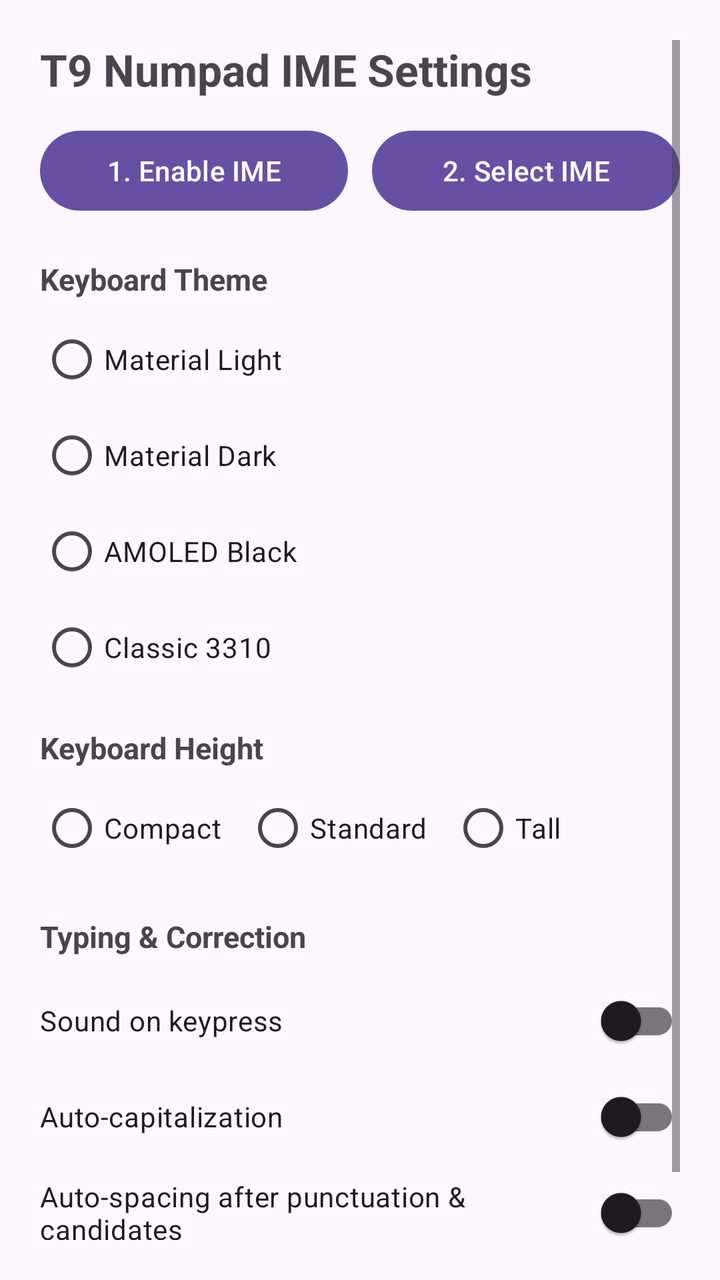
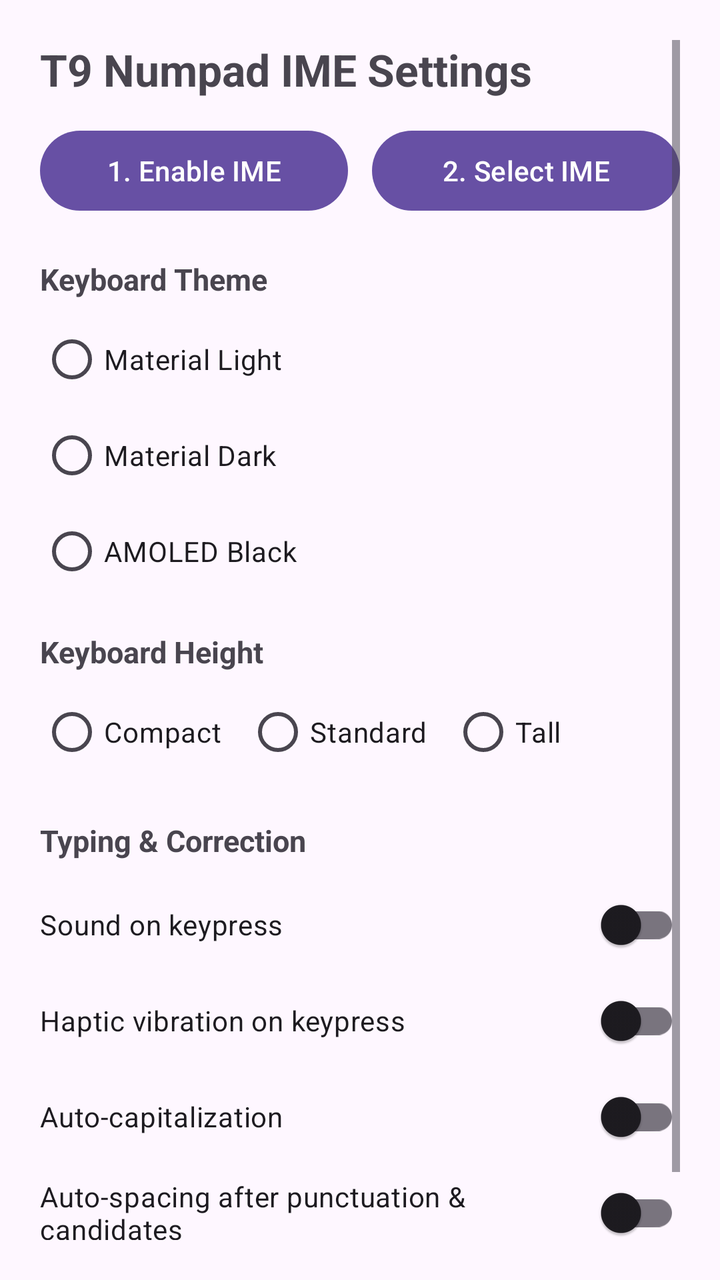

Before-and-after screenshots of an Android layout around one commit, followed by the original layout XML and the change that was made.
<!-- AndroidManifest.xml: application theme Theme.Material3.DayNight.NoActionBar -->
<!-- res/layout/activity_settings.xml -->
<?xml version="1.0" encoding="utf-8"?>
<ScrollView xmlns:android="http://schemas.android.com/apk/res/android"
    android:layout_width="match_parent"
    android:layout_height="match_parent"
    android:padding="20dp">

    <LinearLayout
        android:layout_width="match_parent"
        android:layout_height="wrap_content"
        android:orientation="vertical">

        <TextView
            android:layout_width="wrap_content"
            android:layout_height="wrap_content"
            android:text="T9 Numpad IME Settings"
            android:textSize="22sp"
            android:textStyle="bold" />

        <LinearLayout
            android:layout_width="match_parent"
            android:layout_height="wrap_content"
            android:layout_marginTop="12dp"
            android:orientation="horizontal">

            <Button
                android:id="@+id/btn_enable_ime"
                android:layout_width="0dp"
                android:layout_height="wrap_content"
                android:layout_marginEnd="6dp"
                android:layout_weight="1"
                android:text="1. Enable IME" />

            <Button
                android:id="@+id/btn_switch_ime"
                android:layout_width="0dp"
                android:layout_height="wrap_content"
                android:layout_marginStart="6dp"
                android:layout_weight="1"
                android:text="2. Select IME" />
        </LinearLayout>

        <TextView
            android:layout_width="wrap_content"
            android:layout_height="wrap_content"
            android:layout_marginTop="20dp"
            android:text="Keyboard Theme"
            android:textSize="15sp"
            android:textStyle="bold" />

        <RadioGroup
            android:id="@+id/rg_theme"
            android:layout_width="match_parent"
            android:layout_height="wrap_content"
            android:layout_marginTop="6dp">
            <RadioButton android:id="@+id/rb_theme_light" android:layout_width="wrap_content" android:layout_height="wrap_content" android:text="Material Light" />
            <RadioButton android:id="@+id/rb_theme_dark" android:layout_width="wrap_content" android:layout_height="wrap_content" android:text="Material Dark" />
            <RadioButton android:id="@+id/rb_theme_amoled" android:layout_width="wrap_content" android:layout_height="wrap_content" android:text="AMOLED Black" />
            <RadioButton android:id="@+id/rb_theme_classic" android:layout_width="wrap_content" android:layout_height="wrap_content" android:text="Classic 3310" />
        </RadioGroup>

        <TextView
            android:layout_width="wrap_content"
            android:layout_height="wrap_content"
            android:layout_marginTop="16dp"
            android:text="Keyboard Height"
            android:textSize="15sp"
            android:textStyle="bold" />

        <RadioGroup
            android:id="@+id/rg_height"
            android:layout_width="match_parent"
            android:layout_height="wrap_content"
            android:layout_marginTop="6dp"
            android:orientation="horizontal">
            <RadioButton android:id="@+id/rb_height_compact" android:layout_width="wrap_content" android:layout_height="wrap_content" android:layout_marginEnd="12dp" android:text="Compact" />
            <RadioButton android:id="@+id/rb_height_standard" android:layout_width="wrap_content" android:layout_height="wrap_content" android:layout_marginEnd="12dp" android:text="Standard" />
            <RadioButton android:id="@+id/rb_height_tall" android:layout_width="wrap_content" android:layout_height="wrap_content" android:text="Tall" />
        </RadioGroup>

        <TextView
            android:layout_width="wrap_content"
            android:layout_height="wrap_content"
            android:layout_marginTop="20dp"
            android:text="Typing &amp; Correction"
            android:textSize="15sp"
            android:textStyle="bold" />

        <com.google.android.material.switchmaterial.SwitchMaterial
            android:id="@+id/switch_sound"
            android:layout_width="match_parent"
            android:layout_height="wrap_content"
            android:layout_marginTop="8dp"
            android:text="Sound on keypress" />

        <com.google.android.material.switchmaterial.SwitchMaterial
            android:id="@+id/switch_auto_cap"
            android:layout_width="match_parent"
            android:layout_height="wrap_content"
            android:text="Auto-capitalization" />

        <com.google.android.material.switchmaterial.SwitchMaterial
            android:id="@+id/switch_auto_space"
            android:layout_width="match_parent"
            android:layout_height="wrap_content"
            android:text="Auto-spacing after punctuation &amp; candidates" />

        <com.google.android.material.switchmaterial.SwitchMaterial
            android:id="@+id/switch_auto_correct_abc"
            android:layout_width="match_parent"
            android:layout_height="wrap_content"
            android:text="Auto-correct (when T9 is OFF / ABC mode only)" />

    </LinearLayout>
</ScrollView>
<!-- resources referenced by this layout -->
<resources>

</resources>

<!-- the commit's change to res/layout/activity_settings.xml (unified diff, before → after) -->
@@ -55,7 +55,6 @@
             <RadioButton android:id="@+id/rb_theme_light" android:layout_width="wrap_content" android:layout_height="wrap_content" android:text="Material Light" />
             <RadioButton android:id="@+id/rb_theme_dark" android:layout_width="wrap_content" android:layout_height="wrap_content" android:text="Material Dark" />
             <RadioButton android:id="@+id/rb_theme_amoled" android:layout_width="wrap_content" android:layout_height="wrap_content" android:text="AMOLED Black" />
-            <RadioButton android:id="@+id/rb_theme_classic" android:layout_width="wrap_content" android:layout_height="wrap_content" android:text="Classic 3310" />
         </RadioGroup>
 
         <TextView
@@ -93,6 +92,12 @@
             android:text="Sound on keypress" />
 
         <com.google.android.material.switchmaterial.SwitchMaterial
+            android:id="@+id/switch_haptic"
+            android:layout_width="match_parent"
+            android:layout_height="wrap_content"
+            android:text="Haptic vibration on keypress" />
+
+        <com.google.android.material.switchmaterial.SwitchMaterial
             android:id="@+id/switch_auto_cap"
             android:layout_width="match_parent"
             android:layout_height="wrap_content"
